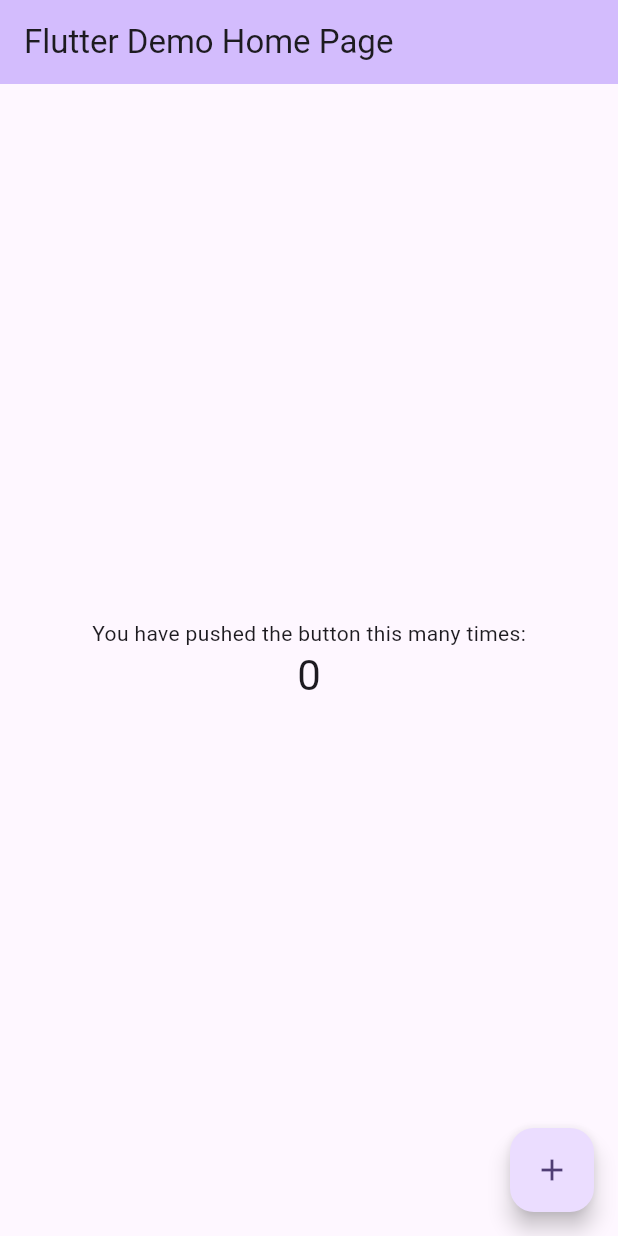
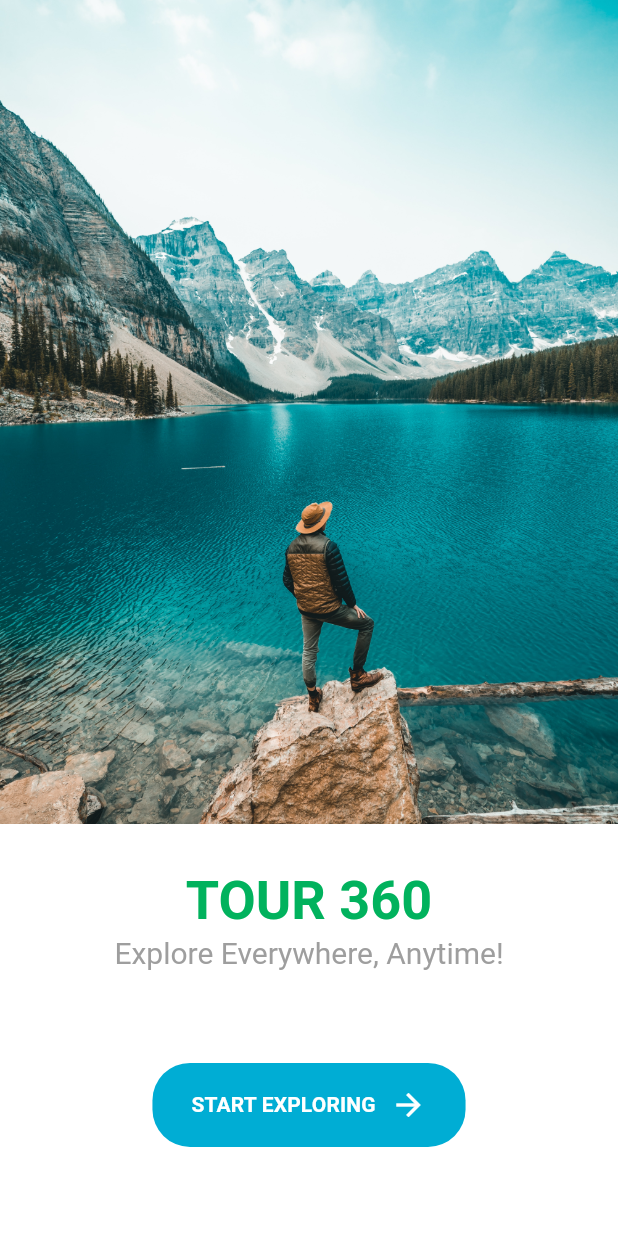
Before and after one commit to IshanNadeera/flutter_login_ui, a Flutter app: the screen it shows after launch, on a phone screen of 412 x 824 dp. Run offline on Flutter 3.47's test engine with Material 3 defaults, Android fonts, the phone set to English and light mode, and no system bars.

```diff
--- a/lib/main.dart
+++ b/lib/main.dart
@@ -1,4 +1,5 @@
 import 'package:flutter/material.dart';
+import 'package:flutter_login_ui/constants.dart';
 
 void main() {
   runApp(const MyApp());
@@ -7,119 +8,105 @@ void main() {
 class MyApp extends StatelessWidget {
   const MyApp({super.key});
 
-  // This widget is the root of your application.
   @override
   Widget build(BuildContext context) {
     return MaterialApp(
-      title: 'Flutter Demo',
+      title: 'Auth Screen 1',
       theme: ThemeData(
-        // This is the theme of your application.
-        //
-        // TRY THIS: Try running your application with "flutter run". You'll see
-        // the application has a purple toolbar. Then, without quitting the app,
-        // try changing the seedColor in the colorScheme below to Colors.green
-        // and then invoke "hot reload" (save your changes or press the "hot
-        // reload" button in a Flutter-supported IDE, or press "r" if you used
-        // the command line to start the app).
-        //
-        // Notice that the counter didn't reset back to zero; the application
-        // state is not lost during the reload. To reset the state, use hot
-        // restart instead.
-        //
-        // This works for code too, not just values: Most code changes can be
-        // tested with just a hot reload.
-        colorScheme: ColorScheme.fromSeed(seedColor: Colors.deepPurple),
-        useMaterial3: true,
+        brightness: Brightness.light,
+        primaryColor: kPrimaryColor,
+        scaffoldBackgroundColor: kBackgroundColor,
+        textTheme: const TextTheme(
+          displaySmall: TextStyle(
+            color: kSecondaryColor,
+            fontWeight: FontWeight.bold,
           ),
-      home: const MyHomePage(title: 'Flutter Demo Home Page'),
+          labelLarge: TextStyle(
+            color: kPrimaryColor,
+            fontWeight: FontWeight.bold,
+            fontSize: 14,
+          ),
+          headlineSmall: TextStyle(
+            color: Colors.grey,
+            fontWeight: FontWeight.normal,
+            fontSize: 20,
+          ),
+        ),
+      ),
+      home: const WelcomeScreen(),
     );
   }
 }
 
-class MyHomePage extends StatefulWidget {
-  const MyHomePage({super.key, required this.title});
-
-  // This widget is the home page of your application. It is stateful, meaning
-  // that it has a State object (defined below) that contains fields that affect
-  // how it looks.
-
-  // This class is the configuration for the state. It holds the values (in this
-  // case the title) provided by the parent (in this case the App widget) and
-  // used by the build method of the State. Fields in a Widget subclass are
-  // always marked "final".
-
-  final String title;
-
-  @override
-  State<MyHomePage> createState() => _MyHomePageState();
-}
-
-class _MyHomePageState extends State<MyHomePage> {
-  int _counter = 0;
-
-  void _incrementCounter() {
-    setState(() {
-      // This call to setState tells the Flutter framework that something has
-      // changed in this State, which causes it to rerun the build method below
-      // so that the display can reflect the updated values. If we changed
-      // _counter without calling setState(), then the build method would not be
-      // called again, and so nothing would appear to happen.
-      _counter++;
-    });
-  }
+class WelcomeScreen extends StatelessWidget {
+  const WelcomeScreen({super.key});
 
   @override
   Widget build(BuildContext context) {
-    // This method is rerun every time setState is called, for instance as done
-    // by the _incrementCounter method above.
-    //
-    // The Flutter framework has been optimized to make rerunning build methods
-    // fast, so that you can just rebuild anything that needs updating rather
-    // than having to individually change instances of widgets.
     return Scaffold(
-      appBar: AppBar(
-        // TRY THIS: Try changing the color here to a specific color (to
-        // Colors.amber, perhaps?) and trigger a hot reload to see the AppBar
-        // change color while the other colors stay the same.
-        backgroundColor: Theme.of(context).colorScheme.inversePrimary,
-        // Here we take the value from the MyHomePage object that was created by
-        // the App.build method, and use it to set our appbar title.
-        title: Text(widget.title),
+      body: Column(
+        children: <Widget>[
+          Expanded(
+            flex: 2,
+            child: Container(
+              decoration: const BoxDecoration(
+                image: DecorationImage(
+                    image: AssetImage("assets/travel-man.jpg"),
+                    fit: BoxFit.cover),
               ),
-      body: Center(
-        // Center is a layout widget. It takes a single child and positions it
-        // in the middle of the parent.
+            ),
+          ),
+          Expanded(
             child: Column(
-          // Column is also a layout widget. It takes a list of children and
-          // arranges them vertically. By default, it sizes itself to fit its
-          // children horizontally, and tries to be as tall as its parent.
-          //
-          // Column has various properties to control how it sizes itself and
-          // how it positions its children. Here we use mainAxisAlignment to
-          // center the children vertically; the main axis here is the vertical
-          // axis because Columns are vertical (the cross axis would be
-          // horizontal).
-          //
-          // TRY THIS: Invoke "debug painting" (choose the "Toggle Debug Paint"
-          // action in the IDE, or press "p" in the console), to see the
-          // wireframe for each widget.
-          mainAxisAlignment: MainAxisAlignment.center,
+              mainAxisAlignment: MainAxisAlignment.spaceAround,
               children: <Widget>[
-            const Text(
-              'You have pushed the button this many times:',
+                RichText(
+                  textAlign: TextAlign.center,
+                  text: TextSpan(
+                    children: [
+                      TextSpan(
+                        text: "TOUR 360\n",
+                        style: Theme.of(context).textTheme.displaySmall,
                       ),
-            Text(
-              '$_counter',
-              style: Theme.of(context).textTheme.headlineMedium,
+                      TextSpan(
+                        text: "Explore Everywhere, Anytime!",
+                        style: Theme.of(context).textTheme.headlineSmall,
                       ),
                     ],
                   ),
                 ),
-      floatingActionButton: FloatingActionButton(
-        onPressed: _incrementCounter,
-        tooltip: 'Increment',
-        child: const Icon(Icons.add),
-      ), // This trailing comma makes auto-formatting nicer for build methods.
+                FittedBox(
+                  child: Container(
+                    margin: const EdgeInsets.only(bottom: 30),
+                    padding: const EdgeInsets.symmetric(
+                        horizontal: 26, vertical: 16),
+                    decoration: BoxDecoration(
+                      borderRadius: BorderRadius.circular(25),
+                      color: kPrimaryColor,
+                    ),
+                    child: Row(
+                      children: <Widget>[
+                        Text(
+                          "START EXPLORING",
+                          style:
+                              Theme.of(context).textTheme.labelLarge?.copyWith(
+                                    color: Colors.white,
+                                  ),
+                        ),
+                        const SizedBox(width: 10),
+                        const Icon(
+                          Icons.arrow_forward,
+                          color: Colors.white,
+                        )
+                      ],
+                    ),
+                  ),
+                ),
+              ],
+            ),
+          ),
+        ],
+      ),
     );
   }
 }
```
Lines whose indentation alone changed are shown as unchanged.
